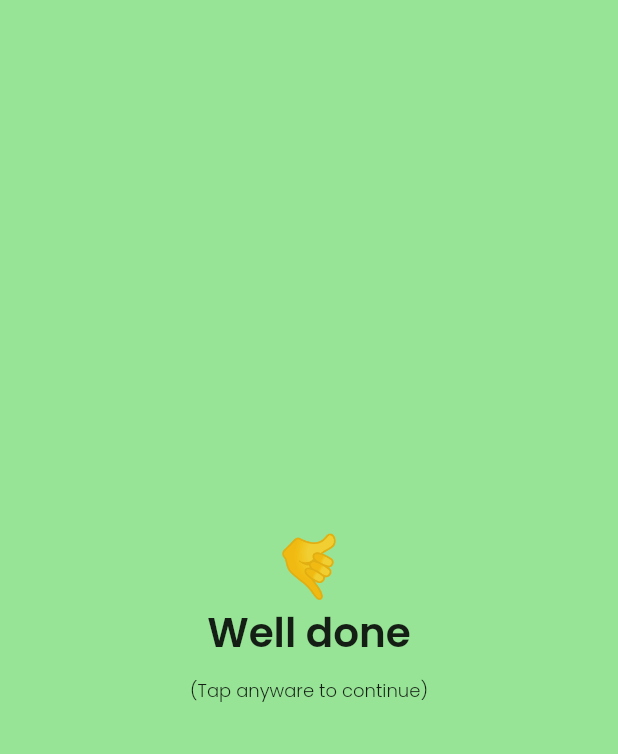
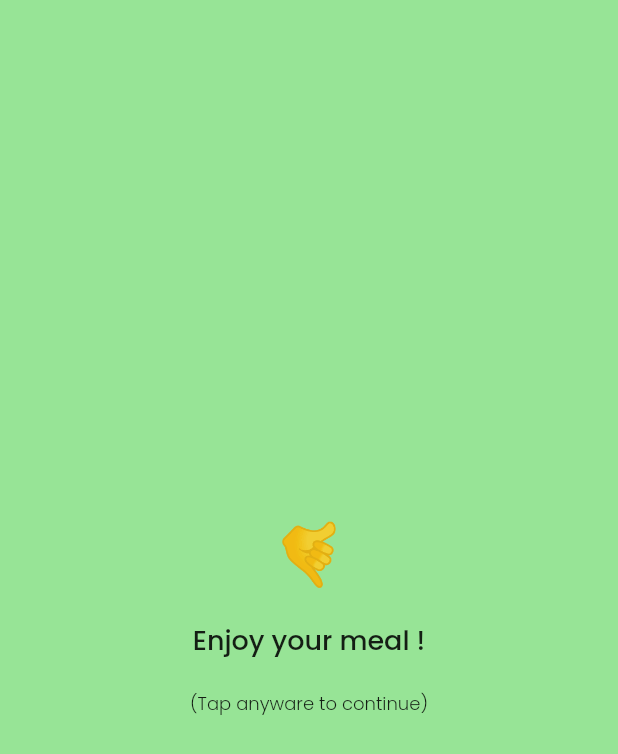
Before and after one commit to mitegj/food_match, a Flutter app: the ConfirmCooked screen opened directly, on a phone screen of 412 x 824 dp. Shown: the top 754 px of the screen. Run offline on Flutter 3.47's test engine with Material 2 defaults, Android fonts, the phone set to English and light mode, and no system bars; our stand-ins replace cloud_firestore, firebase_auth, firebase_core, firebase_remote_config, fl_chart, flutter_local_notifications and 12 more; accounts and stored records are empty.

```diff
--- a/lib/dictionary/dictionary.dart
+++ b/lib/dictionary/dictionary.dart
@@ -24,7 +24,7 @@ class Messages extends Translations {
           "YOURAGREEMENT": "Your agreement",
           "HAVEREAD": "I have read",
           "SLOGAN":
-              "Embrace a new way to cooking your meals and finding new recipes.",
+              "Embrace a new way to cooking your meals and discover the pleasure of cooking.",
           "WEEKLYCAL": "Weekly calories",
           "WEEKLYHISTORY": "Weekly history",
           "SHOW": "Show now",
@@ -122,7 +122,8 @@ class Messages extends Translations {
           "EXIT": "Exit",
           "DISCLAIMER":
               "Remember to cook responsibly, respecting all safety regulations and pay attention to dishes that contain allergens.",
-          "ALLERGENS": "Allergens"
+          "ALLERGENS": "Allergens",
+          "ENJOYOURMEAL": "Enjoy your meal "
         },
         "it_IT": {
           "HELLO": "Ciao",
@@ -145,7 +146,7 @@ class Messages extends Translations {
           "YOURAGREEMENT": "Il tuo contratto",
           "HAVEREAD": "Ho letto",
           "SLOGAN":
-              "Abbraccia un nuovo modo di cucinare i tuoi pasti e a trovare nuove ricette.",
+              "Abbraccia un nuovo modo di cucinare i tuoi pasti e scopri il piacere delle cucina.",
           "WEEKLYCAL": "Calorie settimanale",
           "WEEKLYHISTORY": "Storico settimanale",
           "SHOW": "Visualizza ora",
@@ -244,7 +245,8 @@ class Messages extends Translations {
           "EXIT": "Esci",
           "DISCLAIMER":
               "Ricordati di cucinare in modo responsabile rispettando tutte le norme di sicurezza e presta attenzione ai piatti che contengono allergeni.",
-          "ALLERGENS": "Allergeni"
+          "ALLERGENS": "Allergeni",
+          "ENJOYOURMEAL": "Buon apetito"
         },
       };
 }
--- a/lib/widgets/home/confirm_cooked.dart
+++ b/lib/widgets/home/confirm_cooked.dart
@@ -1,3 +1,4 @@
+import 'package:firebase_auth/firebase_auth.dart';
 import 'package:flutter/material.dart';
 import 'package:flutter/services.dart';
 import 'package:get/get.dart';
@@ -46,15 +47,20 @@ class ConfirmCooked extends StatelessWidget {
           "🤙",
           style: TextStyle(fontSize: 40),
         ),
+        SizedBox(
+          height: 20,
+        ),
         Text(
-          "WELLDONE".tr,
+          "ENJOYOURMEAL".tr +
+              FirebaseAuth.instance.currentUser!.displayName!.split(" ")[0] +
+              "!",
           style: GoogleFonts.poppins(
-            fontSize: 27,
-            fontWeight: FontWeight.w600,
+            fontSize: 18,
+            fontWeight: FontWeight.w500,
           ),
         ),
         SizedBox(
-          height: 10,
+          height: 20,
         ),
         Text(
           "(" + "TAPANYWARE".tr + ")",
@@ -74,6 +80,9 @@ class ConfirmCooked extends StatelessWidget {
         Text(
           "😲",
           style: TextStyle(fontSize: 40),
+        ),
+        SizedBox(
+          height: 20,
         ),
         Text(
           "mhhhh...",
--- a/lib/widgets/home/menu_tile.dart
+++ b/lib/widgets/home/menu_tile.dart
@@ -82,7 +82,7 @@ class MenuTile extends StatelessWidget {
                         )
                       ],
                     ),
-                    SizedBox(height: 15),
+                    SizedBox(height: 20),
                     Container(
                       decoration: BoxDecoration(
                           borderRadius: BorderRadius.circular(20),
@@ -101,7 +101,7 @@ class MenuTile extends StatelessWidget {
                           )),
                     ),
                     SizedBox(
-                      height: 15,
+                      height: 20,
                     ),
                     Row(
                       children: [
--- a/lib/widgets/inventory/inventory_page.dart
+++ b/lib/widgets/inventory/inventory_page.dart
@@ -51,7 +51,7 @@ class InventoryScreen extends StatelessWidget {
   @override
   Widget build(BuildContext context) {
     var theme = Theme.of(context);
-
+    var mediaQuery = MediaQuery.of(context);
     ingController.filterIngredients("");
     return Scaffold(
       backgroundColor: theme.backgroundColor,
@@ -61,7 +61,7 @@ class InventoryScreen extends StatelessWidget {
         child: Column(
           mainAxisAlignment: MainAxisAlignment.start,
           children: [
-            //if (mediaQuery.viewInsets.bottom == 0)
+            if (mediaQuery.viewInsets.bottom == 0)
               Expanded(
                 flex: 1,
                 child: Padding(
```
Also changed, not shown: lib/screens/allergies.dart (+19 -48 lines). Lines whose indentation alone changed are shown as unchanged.
